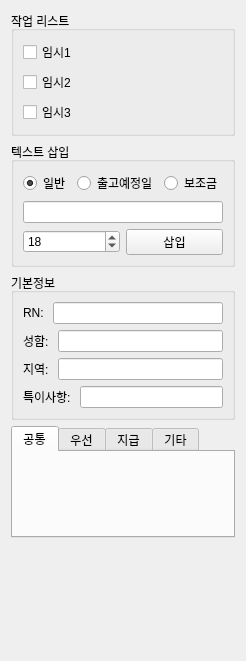
First picture: the form in ui/info_panel.ui, repository Glen-Lee-glitch/new_viewer, before the edit.
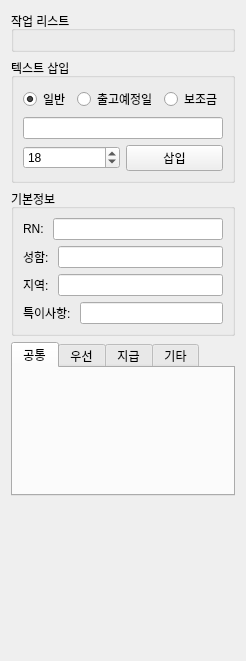
Second picture: the form after the edit.

Commit message: fix: '임시' 제대로 제거

The edit to the form file:
```diff
--- a/ui/info_panel.ui
+++ b/ui/info_panel.ui
@@ -19,29 +19,7 @@
      <property name="title">
       <string>작업 리스트</string>
      </property>
-     <layout class="QVBoxLayout" name="verticalLayout_task_list">
-      <item>
-       <widget class="QCheckBox" name="checkBox_task_1">
-        <property name="text">
-         <string>임시1</string>
-        </property>
-       </widget>
-      </item>
-      <item>
-       <widget class="QCheckBox" name="checkBox_task_2">
-        <property name="text">
-         <string>임시2</string>
-        </property>
-       </widget>
-      </item>
-      <item>
-       <widget class="QCheckBox" name="checkBox_task_3">
-        <property name="text">
-         <string>임시3</string>
-        </property>
-       </widget>
-      </item>
-     </layout>
+     <layout class="QVBoxLayout" name="verticalLayout_task_list"/>
     </widget>
    </item>
    <item>
```
